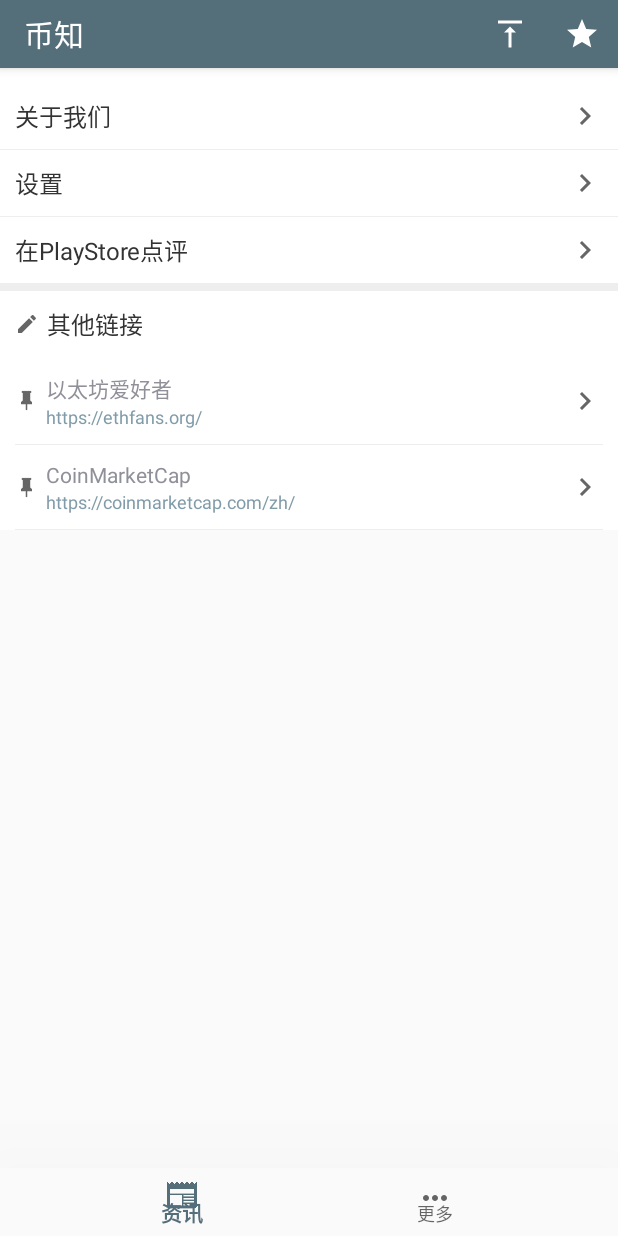
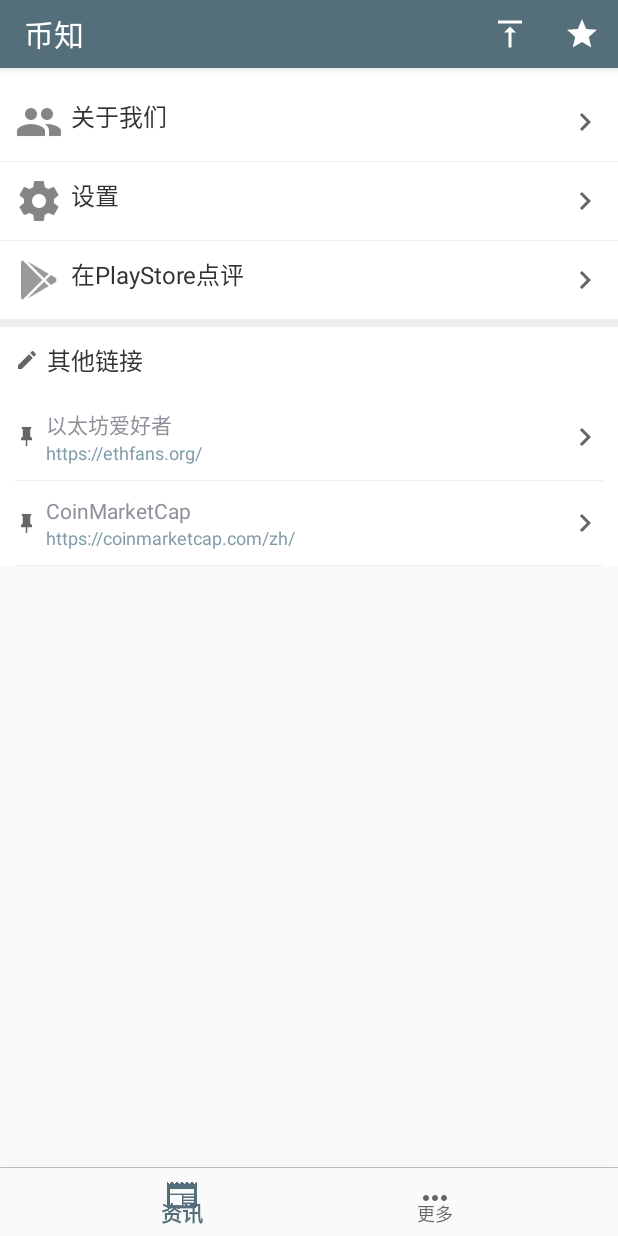
Before and after one commit to xqbpl09kk/MyApplication, an Android app: the fragment FragmentThree placed in its activity, on a phone screen of 412 x 824 dp. Run offline under Robolectric (Android 15) with nearby library versions, the phone set to English and light mode, and no system bars; libraries missing offline, so code that uses them is left out: com.umeng.commonsdk, com.umeng.message, org.android.agoo; pictures from the network do not load; 2 statements that could not run were skipped.

Commit message:
界面细节调整

```diff
--- a/app/src/main/java/fast/information/ShareActivity.kt
+++ b/app/src/main/java/fast/information/ShareActivity.kt
@@ -37,7 +37,7 @@ class ShareActivity :Activity() {
         title_text.text = messageItem.title?.removePrefix("【")?.removeSuffix("】") ?: ""
         content_text.setOnClickListener({  imageShare()  })
         if(share)
-            Handler().postDelayed({ imageShare() },200)
+            Handler().postDelayed({ imageShare() },100)
     }
 
     private fun imageShare(){
--- a/app/src/main/res/layout/activity_main.xml
+++ b/app/src/main/res/layout/activity_main.xml
@@ -16,6 +16,12 @@
         app:layout_constraintLeft_toLeftOf="parent"
         app:layout_constraintRight_toRightOf="parent"
         />
+
+    <View android:layout_height="0.5dp"
+        android:id="@+id/view"
+        android:layout_width="match_parent"
+        app:layout_constraintBottom_toTopOf="@+id/navigation"
+        android:background="@color/half_trans"/>
     <android.support.design.widget.BottomNavigationView
         android:id="@+id/navigation"
         android:layout_width="0dp"
--- a/app/src/main/res/layout/activity_settings.xml
+++ b/app/src/main/res/layout/activity_settings.xml
@@ -21,6 +21,7 @@
         android:text="@string/push_message"
         android:textColor="@color/text_normal"
         android:textSize="16sp" />
+
 
     <View
         android:layout_width="match_parent"
--- a/app/src/main/res/layout/fragment_more.xml
+++ b/app/src/main/res/layout/fragment_more.xml
@@ -19,6 +19,8 @@
             android:drawableEnd="@drawable/ic_chevron_right_black_24dp"
             android:lines="1"
             android:padding="@dimen/common_padding"
+            android:drawablePadding="5dp"
+            android:drawableStart="@drawable/concerning"
             android:text="@string/concern"
             android:textColor="@color/text_normal"
             android:textSize="16sp" />
@@ -36,6 +38,8 @@
             android:drawableEnd="@drawable/ic_chevron_right_black_24dp"
             android:lines="1"
             android:padding="@dimen/common_padding"
+            android:drawablePadding="5dp"
+            android:drawableStart="@drawable/settings"
             android:text="@string/settings"
             android:textColor="@color/text_normal"
             android:textSize="16sp" />
@@ -53,7 +57,9 @@
             android:drawableEnd="@drawable/ic_chevron_right_black_24dp"
             android:lines="1"
             android:padding="@dimen/common_padding"
+            android:drawablePadding="5dp"
             android:text="@string/comment"
+            android:drawableStart="@drawable/store"
             android:textColor="@color/text_normal"
             android:textSize="16sp" />
 
--- a/app/src/main/res/values/strings.xml
+++ b/app/src/main/res/values/strings.xml
@@ -70,4 +70,7 @@
     <string name="ten_second">十分钟</string>
     <string name="fiveteen_second">十五分钟</string>
     <string name="url_exist">地址已经存在</string>
+    <string name="notification_not">第一时间获取资讯通知</string>
+    <string name="update_not">不消耗流量</string>
+
 </resources>
```
Also changed, not shown: app/src/main/res/drawable-hdpi/concerning.png (added), app/src/main/res/drawable-hdpi/settings.png (added), app/src/main/res/drawable-mdpi/concerning.png (added), app/src/main/res/drawable-mdpi/settings.png (added), app/src/main/res/drawable-xhdpi/concerning.png (added), app/src/main/res/drawable-xhdpi/settings.png (added), app/src/main/res/drawable-xhdpi/store.png (added), app/src/main/res/drawable-xxhdpi/concerning.png (added), app/src/main/res/drawable-xxhdpi/settings.png (added), app/src/main/res/drawable-xxhdpi/store.png (added), app/src/main/res/mipmap-xxhdpi/pin.png (added).
